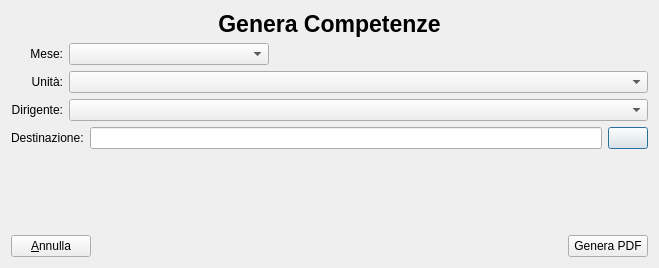
First picture: the form in printdialog.ui, repository gcala/GestioneCompetenzeMedici, before the edit.
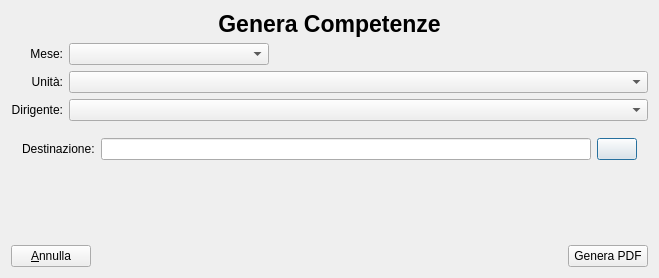
Second picture: the form after the edit. Icons and pictures are not drawn. Custom widgets are drawn as their Qt base class.

The edit to the form file:
```diff
--- a/printdialog.ui
+++ b/printdialog.ui
@@ -7,7 +7,7 @@
     <x>0</x>
     <y>0</y>
     <width>659</width>
-    <height>268</height>
+    <height>278</height>
    </rect>
   </property>
   <property name="windowTitle">
@@ -99,6 +99,7 @@
     </layout>
    </item>
    <item>
+    <widget class="QWidget" name="destWidget" native="true">
     <layout class="QHBoxLayout" name="horizontalLayout_2">
      <item>
       <widget class="QLabel" name="label">
@@ -126,6 +127,7 @@
       </widget>
      </item>
     </layout>
+    </widget>
    </item>
    <item>
     <spacer name="verticalSpacer">
```
Lines whose indentation alone changed are shown as unchanged.
